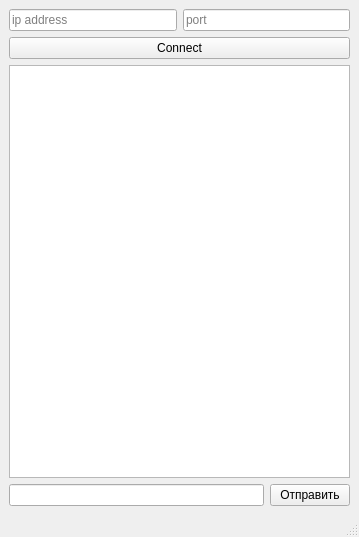
Before: the Qt Designer form client/mainwindow.ui in Ikriler/DataHandlerImitator, drawn with Qt 5.
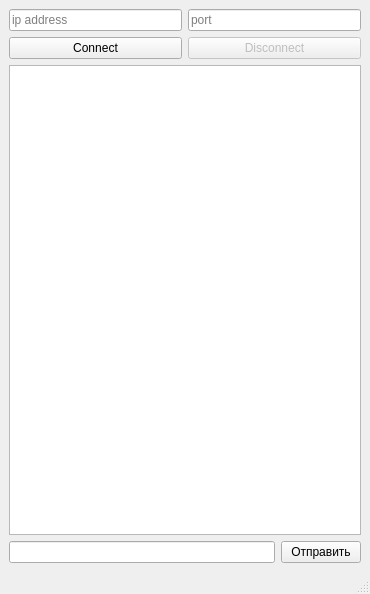
After: the same form once the commit is applied.

```diff
--- a/client/mainwindow.ui
+++ b/client/mainwindow.ui
@@ -6,8 +6,8 @@
    <rect>
     <x>0</x>
     <y>0</y>
-    <width>359</width>
-    <height>537</height>
+    <width>370</width>
+    <height>594</height>
    </rect>
   </property>
   <property name="windowTitle">
@@ -36,6 +36,11 @@
        </layout>
       </item>
       <item>
+       <layout class="QGridLayout" name="gridLayout"/>
+      </item>
+      <item>
+       <layout class="QHBoxLayout" name="horizontalLayout_3">
+        <item>
        <widget class="QPushButton" name="pushButton">
         <property name="text">
          <string>Connect</string>
@@ -43,6 +48,18 @@
        </widget>
       </item>
       <item>
+         <widget class="QPushButton" name="pushButton_3">
+          <property name="enabled">
+           <bool>false</bool>
+          </property>
+          <property name="text">
+           <string>Disconnect</string>
+          </property>
+         </widget>
+        </item>
+       </layout>
+      </item>
+      <item>
        <widget class="QTextBrowser" name="textBrowser"/>
       </item>
       <item>
```
Left out of the diff: 4 changed lines with no effect on the pictures. Lines whose indentation alone changed are shown as unchanged.
